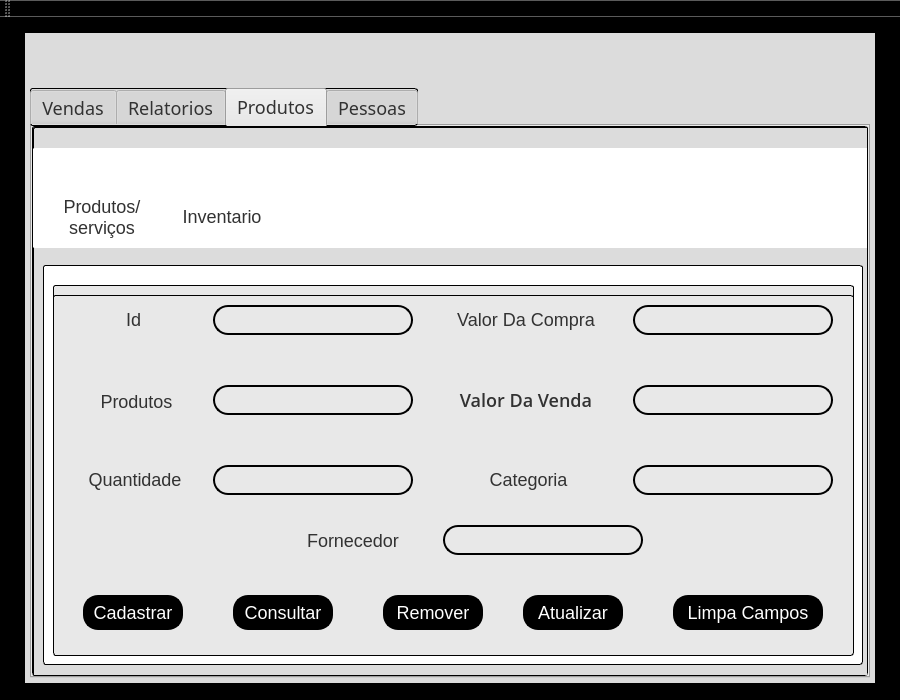
Qt form tl_principal.ui (italogax/reponoDesktop) before a commit.
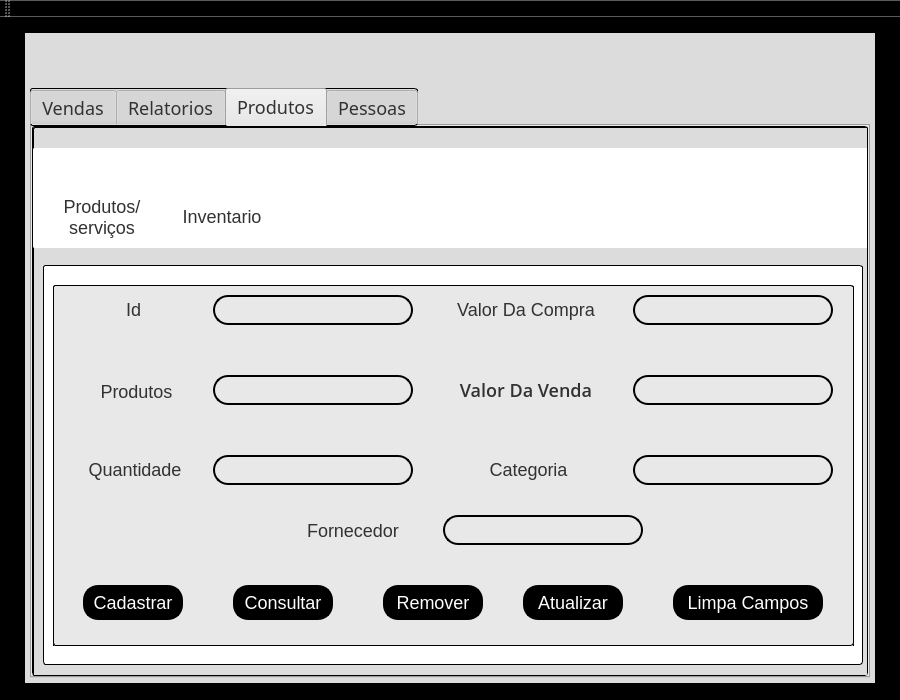
The same form after that commit. The open tabs and pages were chosen to show the change. Icons and pictures are not drawn.

```diff
--- a/tl_principal.ui
+++ b/tl_principal.ui
@@ -1893,7 +1893,7 @@
                 <property name="geometry">
                  <rect>
                   <x>10</x>
-                  <y>30</y>
+                  <y>20</y>
                   <width>801</width>
                   <height>361</height>
                  </rect>
```
Left out of the diff: 302 changed lines with no effect on the pictures.
